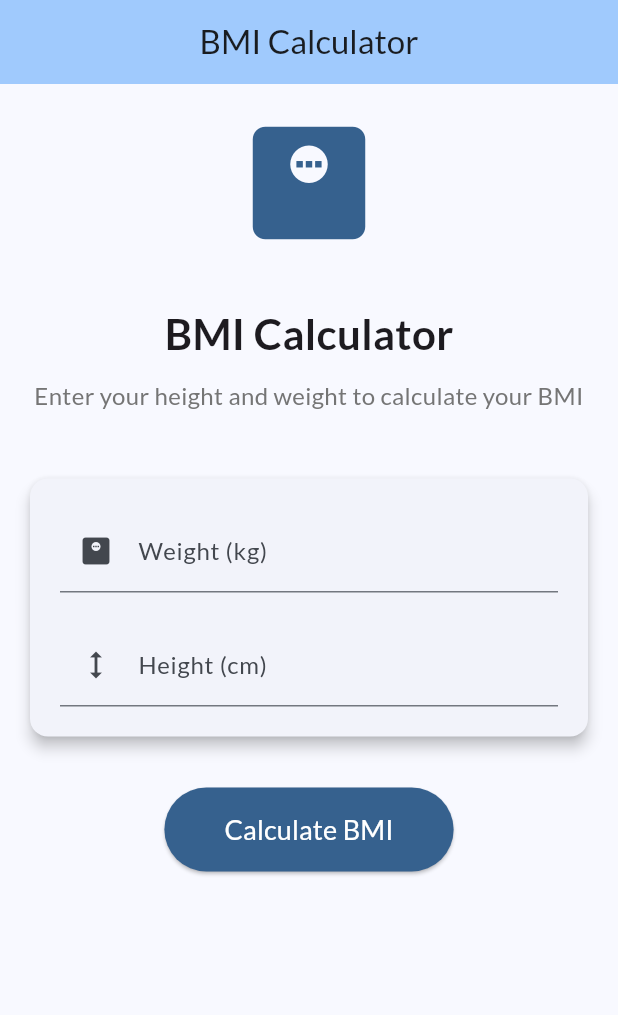
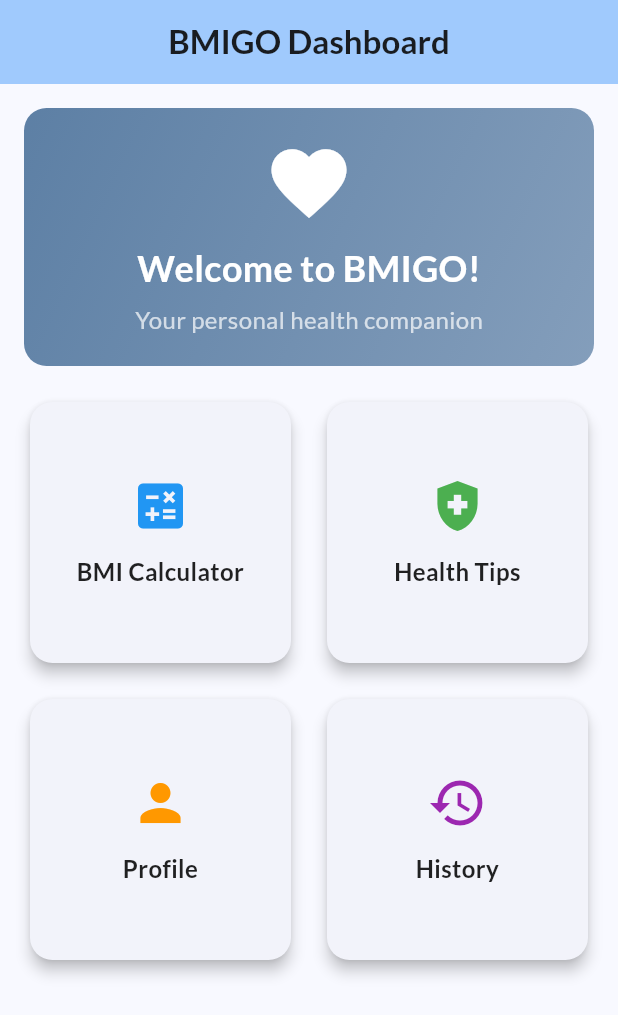
Before and after one commit to harraznasrullah/bmi-calculator-app, a Flutter app: the screen it shows after launch, on a phone screen of 412 x 824 dp. Shown: the top 1015 px of the screen. Run offline on Flutter 3.47's test engine with Material 3 defaults, Android fonts, the phone set to English and light mode, and no system bars; our stand-ins replace cloud_firestore, firebase_core, google_fonts; accounts and stored records are empty.

Commit message:
Add dashboard feature with home screen and navigation to BMI, Health Tips, Profile, and History

```diff
--- a/lib/main.dart
+++ b/lib/main.dart
@@ -1,9 +1,9 @@
 import 'package:flutter/material.dart';
 import 'package:google_fonts/google_fonts.dart';
 import 'package:firebase_core/firebase_core.dart';
-import 'package:bmi_app1/config/app_config.dart';
 import 'package:bmi_app1/constants/app_constants.dart';
 import 'package:bmi_app1/services/firebase_service.dart';
+import 'screens/home_screen.dart';
 
 void main() {
   WidgetsFlutterBinding.ensureInitialized();
@@ -16,7 +16,7 @@ class MyApp extends StatelessWidget {
   @override
   Widget build(BuildContext context) {
     return MaterialApp(
-      title: AppConfig.appName,
+      title: 'BMIGO Dashboard',
       debugShowCheckedModeBanner: false,
       theme: ThemeData(
         colorScheme: ColorScheme.fromSeed(seedColor: Colors.blue),
@@ -33,7 +33,7 @@ class MyApp extends StatelessWidget {
               ),
             );
           }
-          return const MyHomePage(title: AppConfig.appName);
+          return const HomeScreen();
         },
       ),
     );
--- /dev/null
+++ b/lib/screens/home_screen.dart
@@ -0,0 +1,185 @@
+import 'package:flutter/material.dart';
+import 'package:google_fonts/google_fonts.dart';
+import '../main.dart'; // Import the BMI calculator
+import 'health_tips_screen.dart';
+import 'profile_screen.dart';
+import 'history_screen.dart';
+
+class HomeScreen extends StatefulWidget {
+  const HomeScreen({super.key});
+
+  @override
+  State<HomeScreen> createState() => _HomeScreenState();
+}
+
+class _HomeScreenState extends State<HomeScreen> {
+  @override
+  Widget build(BuildContext context) {
+    return Scaffold(
+      appBar: AppBar(
+        backgroundColor: Theme.of(context).colorScheme.inversePrimary,
+        title: Text(
+          'BMIGO Dashboard',
+          style: GoogleFonts.lato(
+            fontSize: 22,
+            fontWeight: FontWeight.bold,
+          ),
+        ),
+        centerTitle: true,
+      ),
+      body: Padding(
+        padding: const EdgeInsets.all(16.0),
+        child: Column(
+          crossAxisAlignment: CrossAxisAlignment.stretch,
+          children: [
+            // Welcome message
+            Container(
+              padding: const EdgeInsets.all(20),
+              margin: const EdgeInsets.only(bottom: 20),
+              decoration: BoxDecoration(
+                gradient: LinearGradient(
+                  colors: [
+                    Theme.of(context).colorScheme.primary.withValues(alpha: 0.8),
+                    Theme.of(context).colorScheme.primary.withValues(alpha: 0.6),
+                  ],
+                  begin: Alignment.topLeft,
+                  end: Alignment.bottomRight,
+                ),
+                borderRadius: BorderRadius.circular(15),
+              ),
+              child: Column(
+                children: [
+                  Icon(
+                    Icons.favorite,
+                    size: 60,
+                    color: Colors.white,
+                  ),
+                  const SizedBox(height: 10),
+                  Text(
+                    'Welcome to BMIGO!',
+                    style: GoogleFonts.lato(
+                      fontSize: 24,
+                      fontWeight: FontWeight.bold,
+                      color: Colors.white,
+                    ),
+                  ),
+                  const SizedBox(height: 5),
+                  Text(
+                    'Your personal health companion',
+                    style: GoogleFonts.lato(
+                      fontSize: 16,
+                      color: Colors.white70,
+                    ),
+                  ),
+                ],
+              ),
+            ),
+
+            // Quick navigation grid
+            Expanded(
+              child: GridView.count(
+                crossAxisCount: 2,
+                crossAxisSpacing: 16,
+                mainAxisSpacing: 16,
+                children: [
+                  _buildDashboardCard(
+                    context,
+                    'BMI Calculator',
+                    Icons.calculate,
+                    Colors.blue,
+                    () {
+                      Navigator.push(
+                        context,
+                        MaterialPageRoute(builder: (context) => const MyApp()),
+                      );
+                    },
+                  ),
+                  _buildDashboardCard(
+                    context,
+                    'Health Tips',
+                    Icons.health_and_safety,
+                    Colors.green,
+                    () {
+                      Navigator.push(
+                        context,
+                        MaterialPageRoute(builder: (context) => const HealthTipsScreen()),
+                      );
+                    },
+                  ),
+                  _buildDashboardCard(
+                    context,
+                    'Profile',
+                    Icons.person,
+                    Colors.orange,
+                    () {
+                      Navigator.push(
+                        context,
+                        MaterialPageRoute(builder: (context) => const ProfileScreen()),
+                      );
+                    },
+                  ),
+                  _buildDashboardCard(
+                    context,
+                    'History',
+                    Icons.history,
+                    Colors.purple,
+                    () {
+                      Navigator.push(
+                        context,
+                        MaterialPageRoute(builder: (context) => const HistoryScreen()),
+                      );
+                    },
+                  ),
+                ],
+              ),
+            ),
+          ],
+        ),
+      ),
+    );
+  }
+
+  Widget _buildDashboardCard(
+    BuildContext context,
+    String title,
+    IconData icon,
+    Color color,
+    VoidCallback onTap,
+  ) {
+    return Card(
+      elevation: 4,
+      shape: RoundedRectangleBorder(
+        borderRadius: BorderRadius.circular(15),
+      ),
+      child: InkWell(
+        onTap: onTap,
+        borderRadius: BorderRadius.circular(15),
+        child: Container(
+          padding: const EdgeInsets.all(16),
+          child: Column(
+            mainAxisAlignment: MainAxisAlignment.center,
+            children: [
+              Icon(
+                icon,
+                size: 40,
+                color: color,
+              ),
+              const SizedBox(height: 12),
+              Text(
+                title,
+                style: GoogleFonts.lato(
+                  fontSize: 16,
+                  fontWeight: FontWeight.w600,
+                  color: Colors.black87,
+                ),
+                textAlign: TextAlign.center,
+              ),
+            ],
+          ),
+        ),
+      ),
+    );
+  }
+
+
+}
```
Also changed, not shown: lib/screens/health_tips_screen.dart (added, +135 -0 lines), lib/screens/history_screen.dart (added, +210 -0 lines), lib/screens/profile_screen.dart (added, +106 -0 lines).
